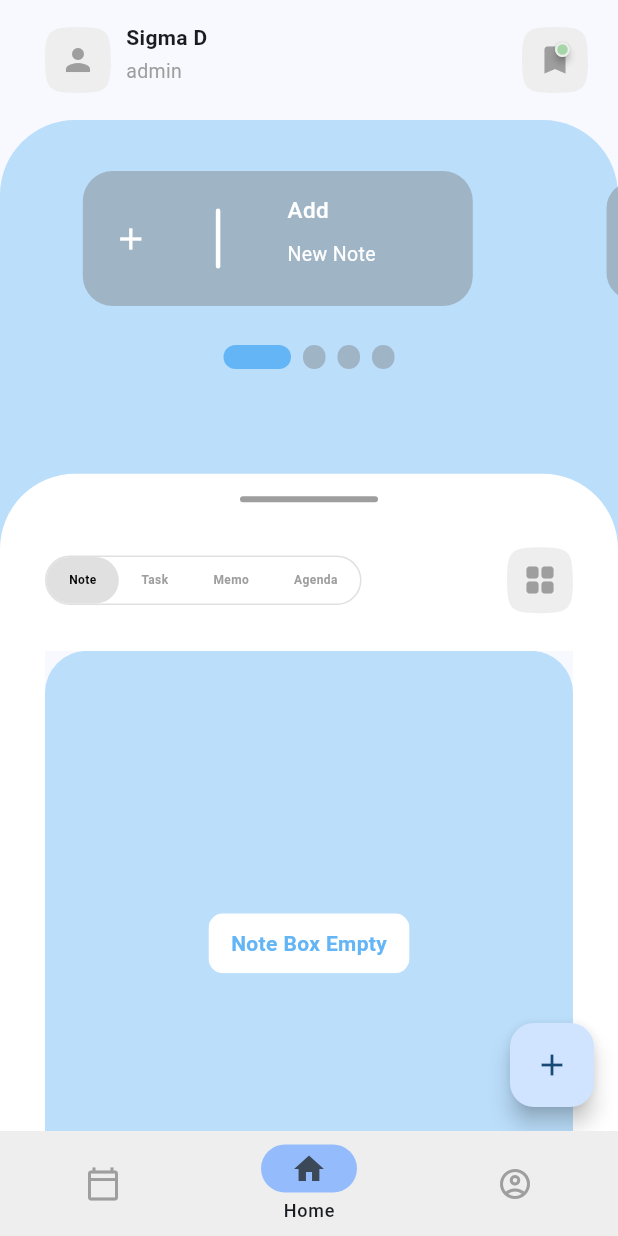
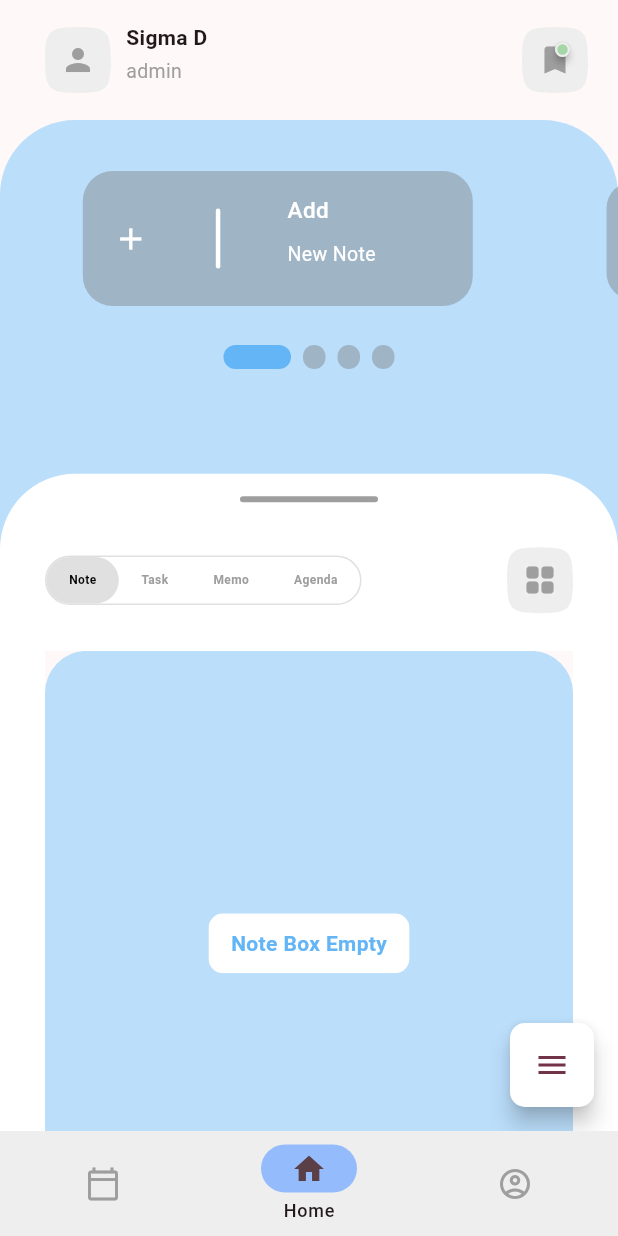
Before and after one commit to Sigma-Dee/OfficialNotes, a Flutter app: the screen it shows after launch, on a phone screen of 412 x 824 dp. Run offline on Flutter 3.47's test engine with Material 2 defaults, Android fonts, the phone set to English and light mode, and no system bars; drawn by our look-alikes of badges, carousel_slider, flutter_speed_dial, smooth_page_indicator; our stand-ins replace hive, hive_flutter, syncfusion_flutter_calendar; accounts and stored records are empty; generated files the repository leaves out were written again.

```diff
--- a/lib/components/hero_carousel.dart
+++ b/lib/components/hero_carousel.dart
@@ -81,8 +81,11 @@ class _HeroCarouselState extends State<HeroCarousel> {
                       Navigator.push(
                         context,
                         MaterialPageRoute(
-                          builder: (context) => const TaskPage(
+                          builder: (context) => TaskPage(
                             stateCheck: 'false',
+                            updateUI: updateUI,
+                            initialTitle: '',
+                            initialDetails: '',
                           ),
                         ),
                       );
--- a/lib/main.dart
+++ b/lib/main.dart
@@ -5,11 +5,14 @@ import 'package:official_app/model/data_model.dart';
 
 // initialize Box
 late Box noteBox;
+late Box taskBox;
 
 void main() async {
   await Hive.initFlutter();
   Hive.registerAdapter(NoteAdapter());
+  Hive.registerAdapter(TaskAdapter());
   noteBox = await Hive.openBox<Note>('noteBox');
+  taskBox = await Hive.openBox<Task>('taskBox');
   runApp(const MyApp());
 }
 
@@ -22,8 +25,9 @@ class MyApp extends StatelessWidget {
       debugShowCheckedModeBanner: false,
       title: 'Official Notes App',
       theme: ThemeData(
+        primaryColor: Colors.black,
         colorScheme: ColorScheme.fromSeed(
-          seedColor: Colors.blue,
+          seedColor: Colors.black,
         ),
         useMaterial3: true,
       ),
--- a/lib/model/data_model.dart
+++ b/lib/model/data_model.dart
@@ -9,7 +9,6 @@ class Note {
     required this.noteTitle,
     required this.noteContent,
     required this.noteCreatedAt,
-    this.noteModifiedAt,
     required this.isSaved,
     required this.isDeleted,
   });
@@ -20,16 +19,32 @@ class Note {
   @HiveField(2)
   DateTime noteCreatedAt;
   @HiveField(3)
-  List<DateTime>? noteModifiedAt;
+  bool isSaved = false;
   @HiveField(4)
-  bool isSaved = false;
-  @HiveField(5)
+  bool isDeleted = false;
+}
+
+@HiveType(typeId: 1)
+class Task {
+  Task({
+    required this.taskTitle,
+    required this.taskDetails,
+    required this.taskCreatedAt,
+    required this.isChecked,
+    required this.isDeleted,
+  });
+  @HiveField(0)
+  String taskTitle;
+  @HiveField(1)
+  String? taskDetails;
+  @HiveField(2)
+  DateTime taskCreatedAt;
+  @HiveField(3)
+  bool isChecked = false;
+  @HiveField(4)
   bool isDeleted = false;
 }
 /*
-@HiveType(typeId: 1)
-class Task {}
-
 @HiveType(typeId: 2)
 class Memo {}
 
--- a/lib/pages/options.dart
+++ b/lib/pages/options.dart
@@ -153,8 +153,11 @@ class _OptionsPageState extends State<OptionsPage> {
                       Navigator.push(
                         context,
                         MaterialPageRoute(
-                          builder: (context) => const TaskPage(
+                          builder: (context) => TaskPage(
                             stateCheck: 'false',
+                            updateUI: updateUI,
+                            initialTitle: '',
+                            initialDetails: '',
                           ),
                         ),
                       );
--- a/lib/screens/calendar.dart
+++ b/lib/screens/calendar.dart
@@ -22,7 +22,7 @@ class _CalendarScreenState extends State<CalendarScreen> {
     return Scaffold(
       appBar: AppBar(
         title: Text(
-          '${today.toString().split(" ")[0]}',
+          today.toString().split(" ")[0],
         ),
         centerTitle: true,
       ),
--- a/lib/screens/home.dart
+++ b/lib/screens/home.dart
@@ -1,10 +1,14 @@
 import 'package:flutter/material.dart';
+import 'package:flutter_speed_dial/flutter_speed_dial.dart';
 import 'package:official_app/components/hero_carousel.dart';
 import 'package:official_app/components/user_card.dart';
-import 'package:official_app/pages/options.dart';
 import 'package:official_app/widgets/saved_icon_button.dart';
 
 import '../components/main_body.dart';
+import '../pages/add_update_agenda.dart';
+import '../pages/add_update_memo.dart';
+import '../pages/add_update_note.dart';
+import '../pages/add_update_task.dart';
 
 class HomeScreen extends StatefulWidget {
   const HomeScreen({super.key});
@@ -14,9 +18,16 @@ class HomeScreen extends StatefulWidget {
 }
 
 class _HomeScreenState extends State<HomeScreen> {
+  bool isOpen = false;
   // update ui
   void updateUI() {
     setState(() {});
+  }
+
+  @override
+  void initState() {
+    super.initState();
+    isOpen = false;
   }
 
   @override
@@ -38,6 +49,96 @@ class _HomeScreenState extends State<HomeScreen> {
           MainBody(),
         ],
       ),
+      floatingActionButton: SpeedDial(
+        backgroundColor: Colors.white,
+        onOpen: () {
+          setState(() {
+            isOpen = true;
+          });
+        },
+        onClose: () {
+          setState(() {
+            isOpen = false;
+          });
+        },
+        spacing: 30,
+        overlayOpacity: 0.0,
+        shape: isOpen
+            ? CircleBorder()
+            : RoundedRectangleBorder(
+                borderRadius: BorderRadius.circular(10),
+              ),
+        animatedIcon: AnimatedIcons.menu_close,
+        children: [
+          SpeedDialChild(
+            child: const Icon(Icons.add),
+            backgroundColor: Colors.blue.shade200,
+            label: 'New Note',
+            onTap: () {
+              Navigator.push(
+                context,
+                MaterialPageRoute(
+                  builder: (context) => NotePage(
+                    initialTitle: '',
+                    initialContent: '',
+                    stateCheck: 'false',
+                    updateUI: updateUI,
+                  ),
+                ),
+              );
+            },
+          ),
+          SpeedDialChild(
+            child: const Icon(Icons.add_task),
+            backgroundColor: Colors.green.shade200,
+            label: 'New Task',
+            onTap: () {
+              Navigator.push(
+                context,
+                MaterialPageRoute(
+                  builder: (context) => TaskPage(
+                    stateCheck: 'false',
+                    updateUI: updateUI,
+                    initialTitle: '',
+                    initialDetails: '',
+                  ),
+                ),
+              );
+            },
+          ),
+          SpeedDialChild(
+            child: const Icon(Icons.add_photo_alternate_outlined),
+            backgroundColor: Colors.brown.shade200,
+            label: 'New Memo',
+            onTap: () {
+              Navigator.push(
+                context,
+                MaterialPageRoute(
+                  builder: (context) => const MemoPage(
+                    stateCheck: 'false',
+                  ),
+                ),
+              );
+            },
+          ),
+          SpeedDialChild(
+            child: const Icon(Icons.calendar_month_rounded),
+            backgroundColor: Colors.orange.shade200,
+            label: 'New Agenda',
+            onTap: () {
+              Navigator.push(
+                context,
+                MaterialPageRoute(
+                  builder: (context) => const AgendaPage(
+                    stateCheck: 'false',
+                  ),
+                ),
+              );
+            },
+          ),
+        ],
+      ),
+      /*
       floatingActionButton: FloatingActionButton(
         onPressed: () {
           Navigator.push(
@@ -51,6 +152,8 @@ class _HomeScreenState extends State<HomeScreen> {
         },
         child: const Icon(Icons.add),
       ),
+
+       */
     );
   }
 }
--- a/pubspec.yaml
+++ b/pubspec.yaml
@@ -19,6 +19,7 @@ dependencies:
   intl: ^0.18.1
   provider: ^6.1.1
   syncfusion_flutter_calendar: ^23.1.44
+  flutter_speed_dial: ^7.0.0
 
 dev_dependencies:
   flutter_test:
```
Also changed, not shown: lib/pages/add_update_task.dart (+8 -5 lines), lib/pages/views/all_notes.dart (+20 -4 lines), lib/model/data_model.g.dart (deleted), pubspec.lock.
